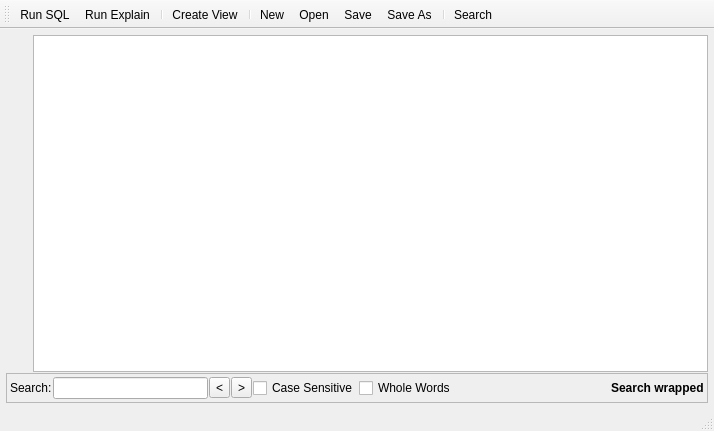
This is Sqliteman/sqliteman/sqleditor.ui in iamkjg/sqliteman as Qt 5 draws it before an edit. The edited form follows.
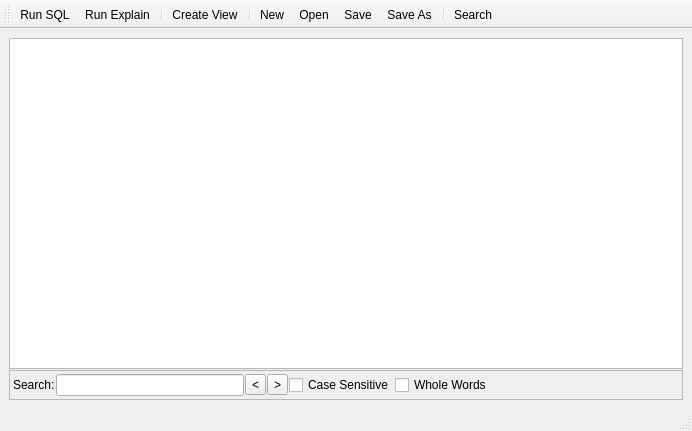
This is the edited form. Custom widgets are drawn as their Qt base class.

Diff of the .ui file:
```diff
--- a/Sqliteman/sqliteman/sqleditor.ui
+++ b/Sqliteman/sqliteman/sqleditor.ui
@@ -5,7 +5,7 @@
    <rect>
     <x>0</x>
     <y>0</y>
-    <width>714</width>
+    <width>692</width>
     <height>431</height>
    </rect>
   </property>
@@ -14,35 +14,15 @@
   </property>
   <widget class="QWidget" name="centralwidget" >
    <layout class="QGridLayout" >
-    <property name="leftMargin" >
-     <number>6</number>
-    </property>
-    <property name="topMargin" >
-     <number>6</number>
-    </property>
-    <property name="rightMargin" >
-     <number>6</number>
-    </property>
-    <property name="bottomMargin" >
-     <number>6</number>
-    </property>
-    <property name="horizontalSpacing" >
-     <number>1</number>
-    </property>
-    <property name="verticalSpacing" >
-     <number>1</number>
-    </property>
     <item row="0" column="0" >
-     <widget class="QWidget" native="1" name="widget" >
-      <property name="minimumSize" >
-       <size>
-        <width>26</width>
-        <height>0</height>
-       </size>
+     <layout class="QVBoxLayout" >
+      <property name="spacing" >
+       <number>1</number>
       </property>
-     </widget>
-    </item>
-    <item row="0" column="1" >
+      <property name="bottomMargin" >
+       <number>0</number>
+      </property>
+      <item>
      <widget class="SqlEditorWidget" name="sqlTextEdit" >
       <property name="minimumSize" >
        <size>
@@ -50,12 +30,9 @@
         <height>100</height>
        </size>
       </property>
-      <property name="lineWrapMode" >
-       <enum>QTextEdit::NoWrap</enum>
-      </property>
-     </widget>
-    </item>
-    <item row="1" column="0" colspan="2" >
+       </widget>
+      </item>
+      <item>
      <widget class="QFrame" name="searchFrame" >
       <property name="frameShape" >
        <enum>QFrame::StyledPanel</enum>
@@ -132,13 +109,6 @@
          </property>
         </widget>
        </item>
-       <item row="0" column="7" >
-        <widget class="QLabel" name="wrappedLabel" >
-         <property name="text" >
-          <string>&lt;b>Search wrapped&lt;/b></string>
-         </property>
-        </widget>
-       </item>
        <item row="0" column="6" >
         <spacer>
          <property name="orientation" >
@@ -154,6 +124,8 @@
        </item>
       </layout>
      </widget>
+      </item>
+     </layout>
     </item>
    </layout>
   </widget>
```
Lines whose indentation alone changed are shown as unchanged.
